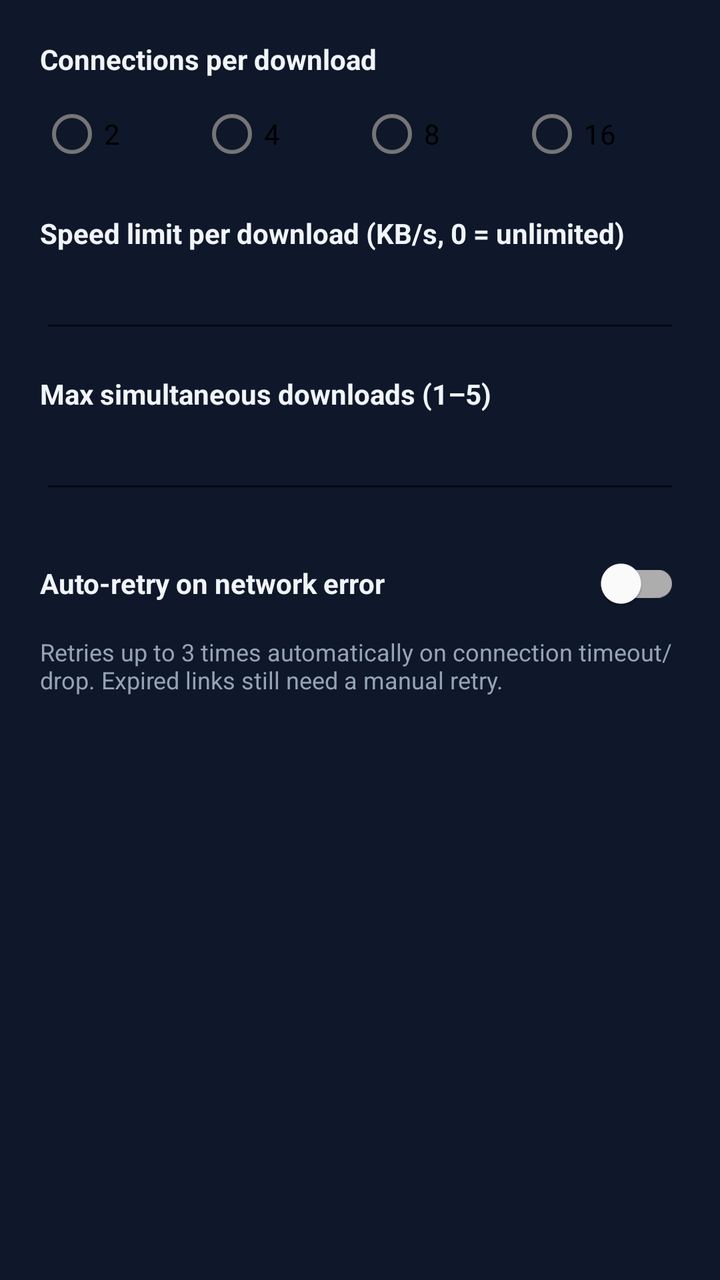
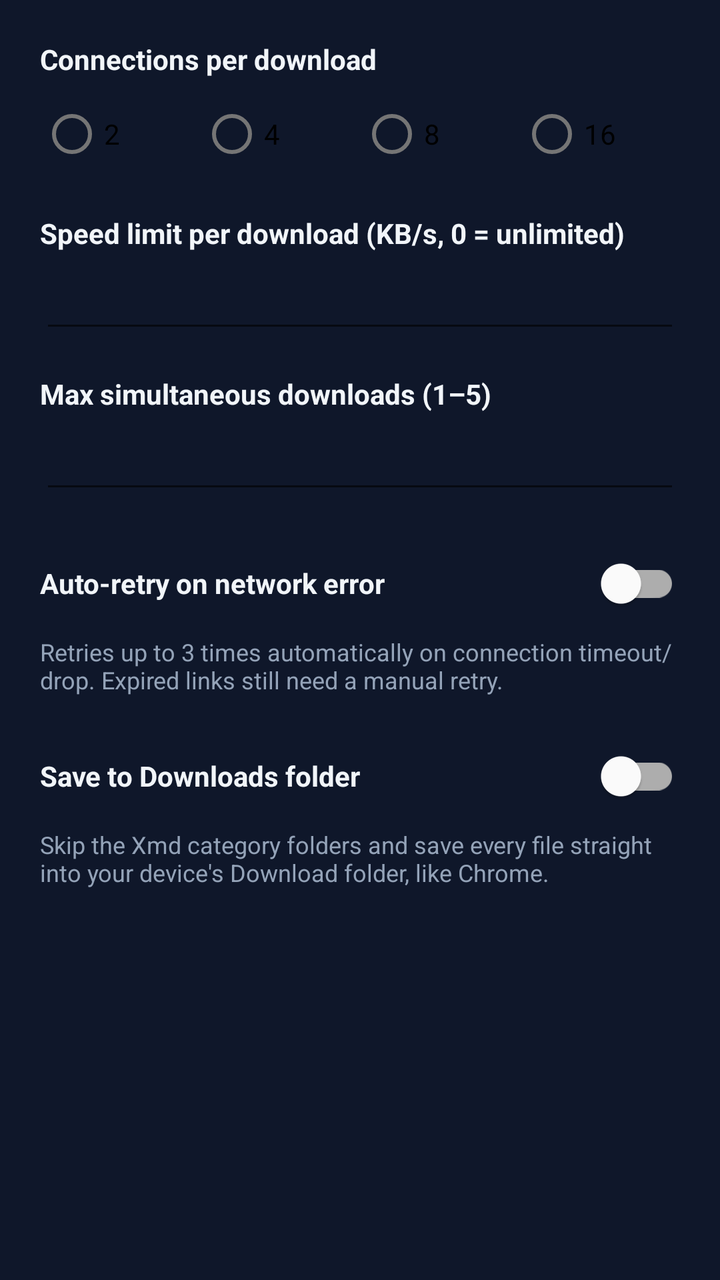

Two renders of the same Android screen: before a commit and after it. Below are the layout's source before the change and the commit's diff.
<!-- AndroidManifest.xml: application theme Theme.FFDownloader -->
<!-- res/layout/dialog_settings.xml -->
<?xml version="1.0" encoding="utf-8"?>
<LinearLayout xmlns:android="http://schemas.android.com/apk/res/android"
    android:layout_width="match_parent"
    android:layout_height="wrap_content"
    android:orientation="vertical"
    android:padding="20dp">

    <TextView
        android:layout_width="match_parent"
        android:layout_height="wrap_content"
        android:text="@string/settings_connections"
        android:textColor="@color/ff_text"
        android:textStyle="bold" />

    <RadioGroup
        android:id="@+id/connectionsGroup"
        android:layout_width="match_parent"
        android:layout_height="wrap_content"
        android:orientation="horizontal"
        android:layout_marginTop="4dp"
        android:layout_marginBottom="16dp">

        <RadioButton
            android:id="@+id/conn2"
            android:layout_width="0dp"
            android:layout_height="wrap_content"
            android:layout_weight="1"
            android:text="2" />

        <RadioButton
            android:id="@+id/conn4"
            android:layout_width="0dp"
            android:layout_height="wrap_content"
            android:layout_weight="1"
            android:text="4" />

        <RadioButton
            android:id="@+id/conn8"
            android:layout_width="0dp"
            android:layout_height="wrap_content"
            android:layout_weight="1"
            android:text="8" />

        <RadioButton
            android:id="@+id/conn16"
            android:layout_width="0dp"
            android:layout_height="wrap_content"
            android:layout_weight="1"
            android:text="16" />
    </RadioGroup>

    <TextView
        android:layout_width="match_parent"
        android:layout_height="wrap_content"
        android:text="@string/settings_speed_limit"
        android:textColor="@color/ff_text"
        android:textStyle="bold" />

    <EditText
        android:id="@+id/speedLimitInput"
        android:layout_width="match_parent"
        android:layout_height="wrap_content"
        android:inputType="number"
        android:layout_marginTop="4dp"
        android:layout_marginBottom="16dp" />

    <TextView
        android:layout_width="match_parent"
        android:layout_height="wrap_content"
        android:text="@string/settings_max_concurrent"
        android:textColor="@color/ff_text"
        android:textStyle="bold" />

    <EditText
        android:id="@+id/maxConcurrentInput"
        android:layout_width="match_parent"
        android:layout_height="wrap_content"
        android:inputType="number"
        android:layout_marginTop="4dp"
        android:layout_marginBottom="16dp" />

    <com.google.android.material.switchmaterial.SwitchMaterial
        android:id="@+id/autoRetrySwitch"
        android:layout_width="match_parent"
        android:layout_height="wrap_content"
        android:text="@string/settings_auto_retry"
        android:textColor="@color/ff_text"
        android:textStyle="bold" />

    <TextView
        android:layout_width="match_parent"
        android:layout_height="wrap_content"
        android:layout_marginTop="2dp"
        android:text="@string/settings_auto_retry_hint"
        android:textColor="@color/ff_muted"
        android:textSize="12sp" />

</LinearLayout>
<!-- resources referenced by this layout -->
<resources>
  <color name="ff_muted">#94A3B8</color>
  <color name="ff_text">#F1F5F9</color>
  <string name="settings_auto_retry">Auto-retry on network error</string>
  <string name="settings_auto_retry_hint">Retries up to 3 times automatically on connection timeout/drop. Expired links still need a manual retry.</string>
  <string name="settings_connections">Connections per download</string>
  <string name="settings_max_concurrent">Max simultaneous downloads (1–5)</string>
  <string name="settings_speed_limit">Speed limit per download (KB/s, 0 = unlimited)</string>
  <style name="Theme.FFDownloader" parent="Theme.MaterialComponents.DayNight.NoActionBar">
          <item name="colorPrimary">@color/ff_accent</item>
          <item name="colorPrimaryDark">@color/ff_bg</item>
          <item name="colorAccent">@color/ff_accent</item>
          <item name="android:windowBackground">@color/ff_bg</item>
          <item name="android:statusBarColor">@color/ff_bg</item>
      </style>
  <color name="ff_accent">#38BDF8</color>
  <color name="ff_bg">#0F172A</color>
</resources>

<!-- the commit's change to res/layout/dialog_settings.xml (unified diff, before → after) -->
@@ -1,5 +1,9 @@
 <?xml version="1.0" encoding="utf-8"?>
-<LinearLayout xmlns:android="http://schemas.android.com/apk/res/android"
+<ScrollView xmlns:android="http://schemas.android.com/apk/res/android"
+    android:layout_width="match_parent"
+    android:layout_height="wrap_content">
+
+<LinearLayout
     android:layout_width="match_parent"
     android:layout_height="wrap_content"
     android:orientation="vertical"
@@ -95,4 +99,22 @@
         android:textColor="@color/ff_muted"
         android:textSize="12sp" />
 
+    <com.google.android.material.switchmaterial.SwitchMaterial
+        android:id="@+id/saveToDownloadsSwitch"
+        android:layout_width="match_parent"
+        android:layout_height="wrap_content"
+        android:layout_marginTop="16dp"
+        android:text="@string/settings_save_to_downloads"
+        android:textColor="@color/ff_text"
+        android:textStyle="bold" />
+
+    <TextView
+        android:layout_width="match_parent"
+        android:layout_height="wrap_content"
+        android:layout_marginTop="2dp"
+        android:text="@string/settings_save_to_downloads_hint"
+        android:textColor="@color/ff_muted"
+        android:textSize="12sp" />
+
 </LinearLayout>
+</ScrollView>
<!-- resource entries referenced after the edit -->
@@ -6,6 +6,8 @@
   <string name="settings_auto_retry_hint">Retries up to 3 times automatically on connection timeout/drop. Expired links still need a manual retry.</string>
   <string name="settings_connections">Connections per download</string>
   <string name="settings_max_concurrent">Max simultaneous downloads (1–5)</string>
+  <string name="settings_save_to_downloads">Save to Downloads folder</string>
+  <string name="settings_save_to_downloads_hint">Skip the Xmd category folders and save every file straight into your device\'s Download folder, like Chrome.</string>
   <string name="settings_speed_limit">Speed limit per download (KB/s, 0 = unlimited)</string>
   <style name="Theme.FFDownloader" parent="Theme.MaterialComponents.DayNight.NoActionBar">
           <item name="colorPrimary">@color/ff_accent</item>
